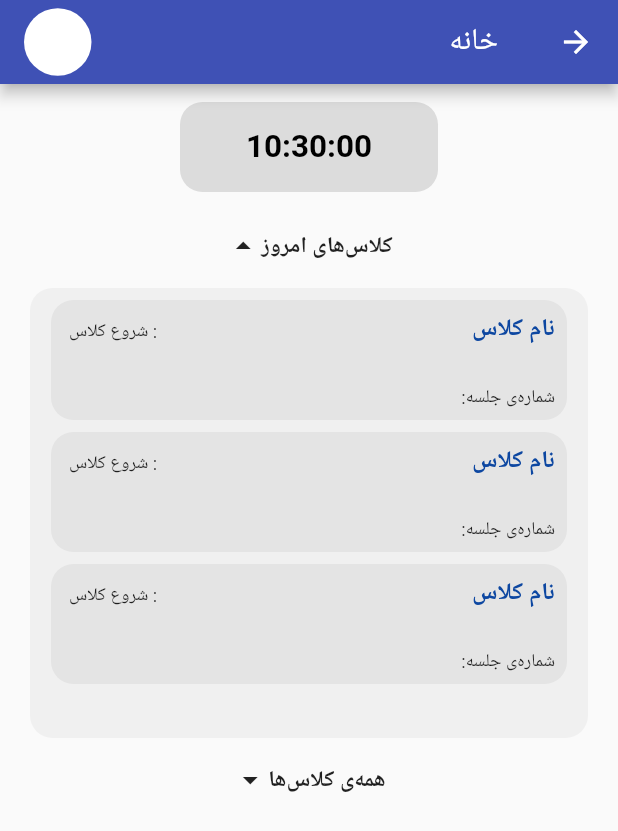
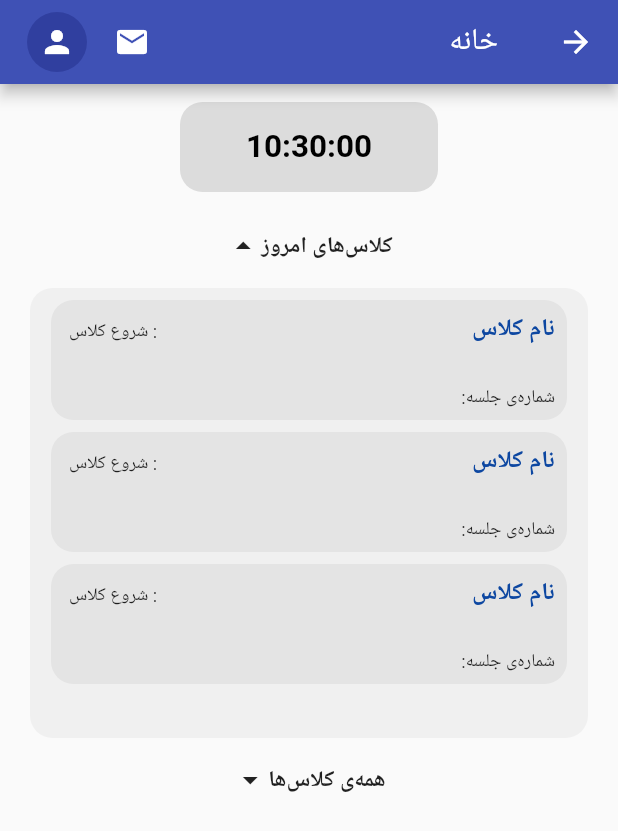
Before and after one commit to UIOOP99/LMS-Android, a Flutter app: the HomeStScreen screen opened directly, on a phone screen of 412 x 824 dp. Shown: the top 831 px of the screen. Run offline on Flutter 3.47's test engine with Material 2 defaults, Android fonts, the phone set to English and light mode, and no system bars; our stand-ins replace timer_builder.

Commit message:
some changes

```diff
--- a/lib/ui/home-student/home_st_screen.dart
+++ b/lib/ui/home-student/home_st_screen.dart
@@ -1,5 +1,6 @@
 import 'dart:math';
 
+import 'package:flutter/gestures.dart';
 import 'package:flutter/material.dart';
 import 'package:lms_app/utils/responsive_safe_area.dart';
 import 'package:flutter/services.dart';
@@ -51,29 +52,25 @@ class _HomeStScreenState extends State<HomeStScreen> {
                 padding: const EdgeInsets.all(8.0),
                 child: Text('خانه'),
               ),
-              Container(
-                width: 45,
-                height: 45,
-                decoration: const BoxDecoration(
-                    color: Color.fromARGB(255, 255, 255, 255),
-                    borderRadius: BorderRadius.all(
-                      Radius.circular(30.0),
-                    )),
-                child: SizedBox(
-                  height: 50,
-                  child: FlatButton(
-                      onPressed: () {
-                        Navigator.of(context)
-                            .push(createRouteHomeStToProfile());
-                      },
-                      shape: const RoundedRectangleBorder(
-                        borderRadius: BorderRadius.all(
-                          Radius.circular(30.0),
-                        ),
-                      ),
-                      child: Container()),
-                ),
-              ),
+              Row(
+                children: [
+                  Padding(
+                    padding: const EdgeInsets.all(16.0),
+                    child: GestureDetector(
+                        onTap: () {},
+                        child: Container(child: Icon(Icons.email))),
+                  ),
+                  Padding(
+                    padding: const EdgeInsets.all(2.0),
+                    child: GestureDetector(
+                        onTap: () {
+                          Navigator.of(context)
+                              .push(createRouteHomeStToProfile());
+                        },
+                        child: CircleAvatar(child: Icon(Icons.person))),
+                  ),
+                ],
+              )
             ],
           ),
         ),
```
